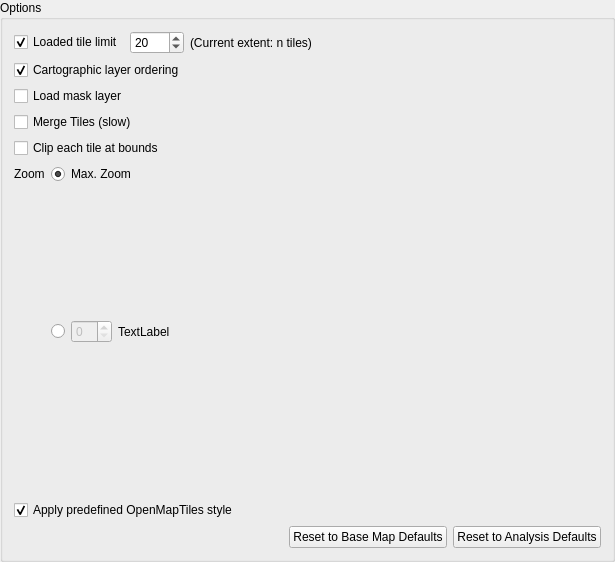
Qt form ui/options.ui (geometalab/Vector-Tiles-Reader-QGIS-Plugin) before a commit.
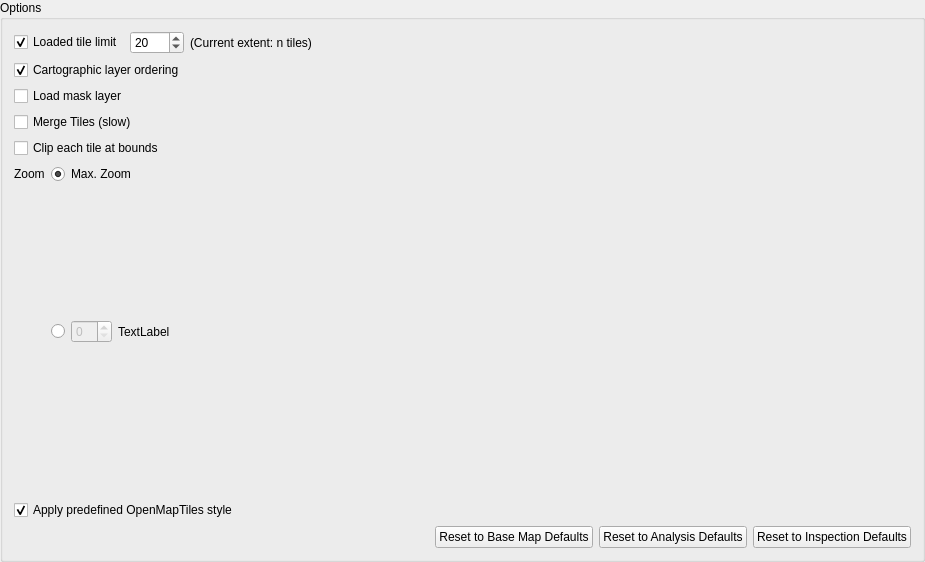
The same form after that commit.

Commit message: reset to inspection defaults button added

```diff
--- a/ui/options.ui
+++ b/ui/options.ui
@@ -6,7 +6,7 @@
    <rect>
     <x>0</x>
     <y>0</y>
-    <width>615</width>
+    <width>925</width>
     <height>562</height>
    </rect>
   </property>
@@ -234,12 +234,19 @@
       </widget>
      </item>
      <item>
-      <widget class="QPushButton" name="btnResetToInspectionDefaults">
+      <widget class="QPushButton" name="btnResetToAnalysisDefaults">
        <property name="text">
         <string>Reset to Analysis Defaults</string>
        </property>
       </widget>
      </item>
+     <item>
+      <widget class="QPushButton" name="btnResetToInspectionDefaults">
+       <property name="text">
+        <string>Reset to Inspection Defaults</string>
+       </property>
+      </widget>
+     </item>
     </layout>
    </item>
    <item row="5" column="0" colspan="2">
```
The commit also changes 2 other files.
